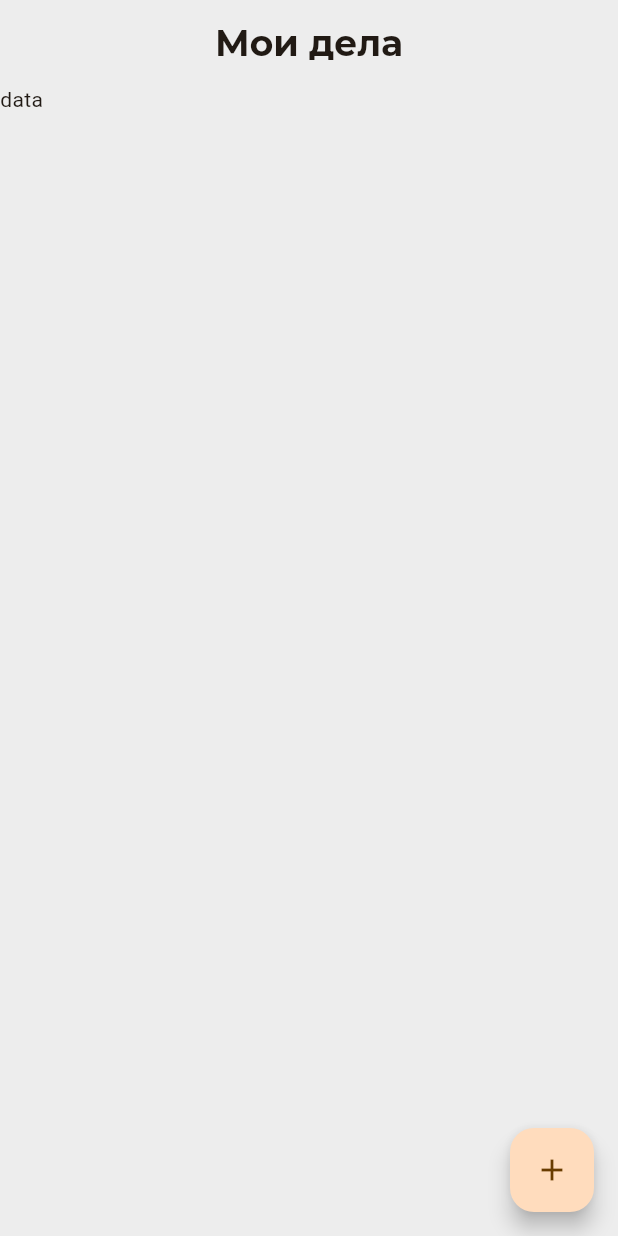
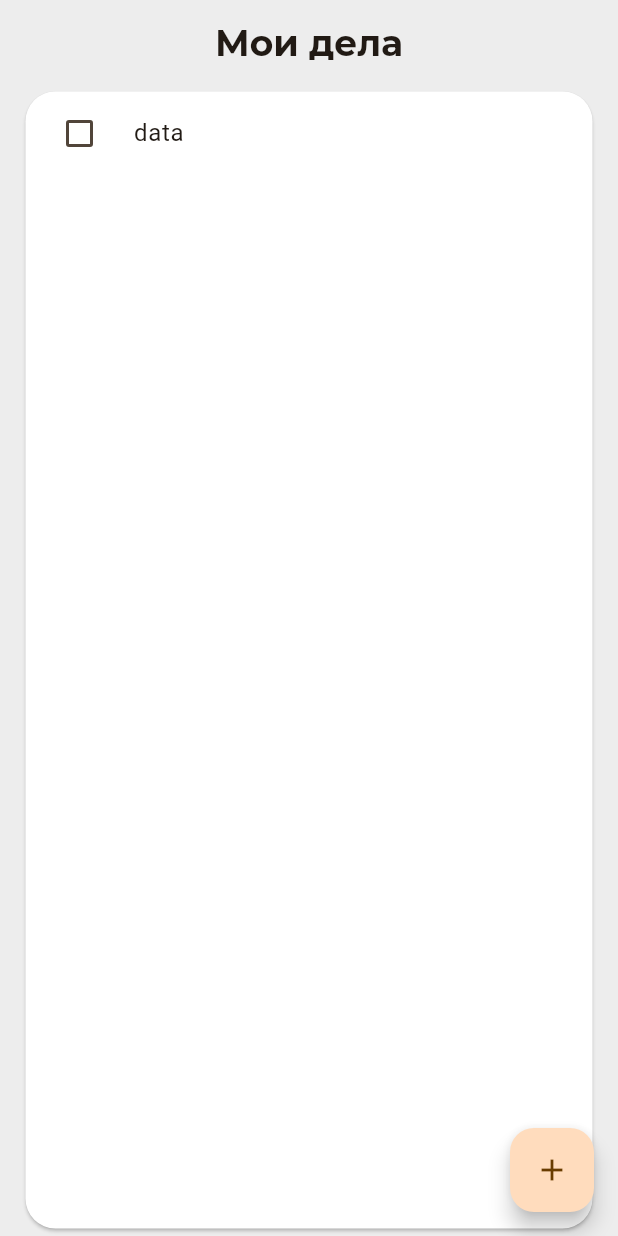
Before and after one commit to noragami66/Flutter, a Flutter app: the screen it shows after launch, after a tap on the "add" icon, on a phone screen of 412 x 824 dp. Run offline on Flutter 3.47's test engine with Material 3 defaults, Android fonts, the light colour scheme and no system bars; our stand-ins replace google_fonts.

Commit message:
Checkbox,List

```diff
--- a/lib/app.dart
+++ b/lib/app.dart
@@ -14,6 +14,7 @@ class TodoApp extends StatelessWidget {
             seedColor: const Color(0xFFFF9900),
             primary: const Color(0xFFFF9900),
             surface: const Color(0xFFEDEDED),
+            surfaceContainerHighest: Colors.white,
           ),
           textTheme: TextTheme(
               headlineSmall: GoogleFonts.montserrat(
--- /dev/null
+++ b/lib/models/todo_model.dart
@@ -0,0 +1,34 @@
+class TodoModel {
+  final String text;
+  final DateTime? deadline;
+  final bool done;
+
+  TodoModel({
+    required this.text,
+    this.deadline,
+    this.done = false,
+  });
+
+  TodoModel copyWith({
+    String? text,
+    DateTime? deadline,
+    bool? done,
+  }) {
+    return TodoModel(
+        text: text ?? this.text,
+        deadline: deadline ?? this.deadline,
+        done: done ?? this.done);
+  }
+
+  @override
+  bool operator ==(Object other) =>
+      identical(this, other) ||
+      other is TodoModel &&
+          runtimeType == other.runtimeType &&
+          text == other.text &&
+          deadline == other.deadline &&
+          done == other.done;
+
+  @override
+  int get hashCode => text.hashCode ^ deadline.hashCode ^ done.hashCode;
+}
--- a/lib/pages/todo_list_page/todo_list_page.dart
+++ b/lib/pages/todo_list_page/todo_list_page.dart
@@ -1,3 +1,4 @@
+import 'package:fittin_todo/models/todo_model.dart';
 import 'package:flutter/material.dart';
 
 class TodoListPage extends StatefulWidget {
@@ -8,7 +9,7 @@ class TodoListPage extends StatefulWidget {
 }
 
 class _TodoListPageState extends State<TodoListPage> {
-  final List<String> _todos = [];
+  final List<TodoModel> _todos = [];
 
   @override
   Widget build(BuildContext context) {
@@ -18,19 +19,47 @@ class _TodoListPageState extends State<TodoListPage> {
         centerTitle: true,
         title: Text(
           'Мои дела',
-          style: themeData.textTheme.headlineSmall,
+          style: themeData.textTheme.headlineSmall?.copyWith(),
         ),
       ),
-      body: ListView.builder(
-          itemCount: _todos.length,
-          itemBuilder: (context,index){
-            return Text(_todos[index]);
-          },
+      body: SafeArea(
+        top: false,
+        child: Card(
+          color: themeData.colorScheme.surfaceContainerHighest,
+          margin: const EdgeInsets.symmetric(
+            horizontal: 17,
+            vertical: 5,
+          ),
+          shape: const RoundedRectangleBorder(
+              borderRadius: BorderRadius.all(Radius.circular(
+            20,
+          ))),
+          child: ListView.builder(
+            itemCount: _todos.length,
+            itemBuilder: (context, index) {
+              return CheckboxListTile(
+                controlAffinity: ListTileControlAffinity.leading,
+                value: _todos[index].done,
+                onChanged: (value) {
+                  final checked = value ?? false;
+                  setState(() {
+                    _todos[index] = _todos[index].copyWith(
+                      done: checked,
+                    );
+                  });
+                },
+                title: Text(_todos[index].text),
+              );
+            },
+          ),
+        ),
       ),
       floatingActionButton: FloatingActionButton(
         onPressed: () {
           setState(() {
-            _todos.add('data');
+            _todos.add(TodoModel(
+              text: 'data',
+            ));
           });
         },
         child: const Icon(Icons.add),
```
Also changed, not shown: 3 other files.
